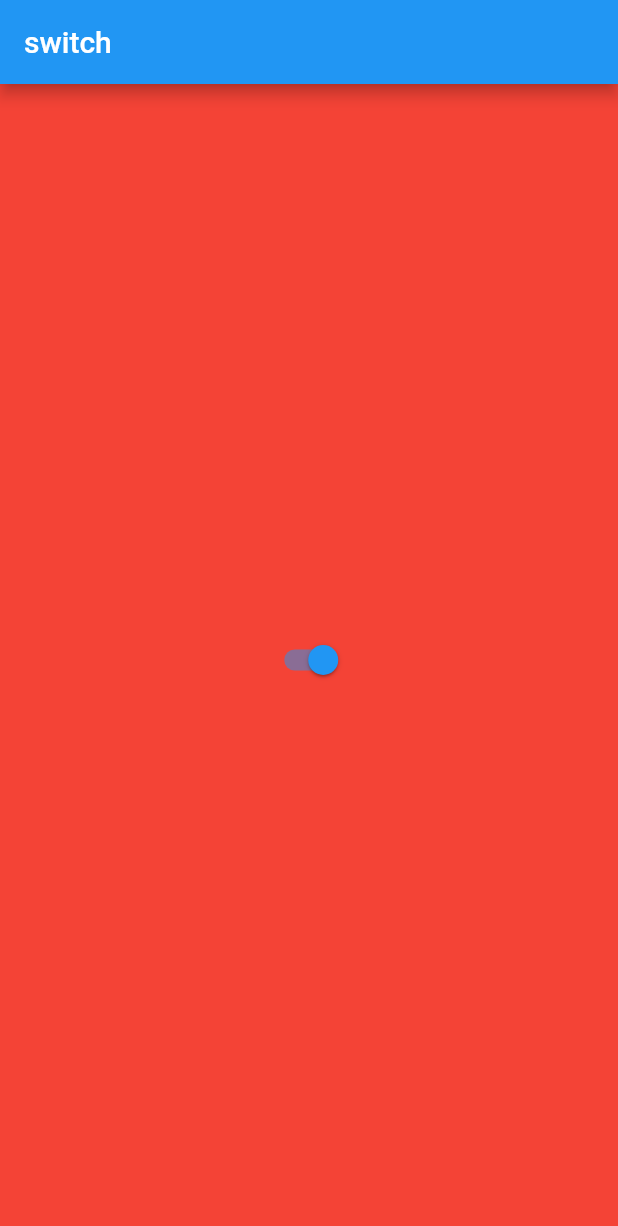
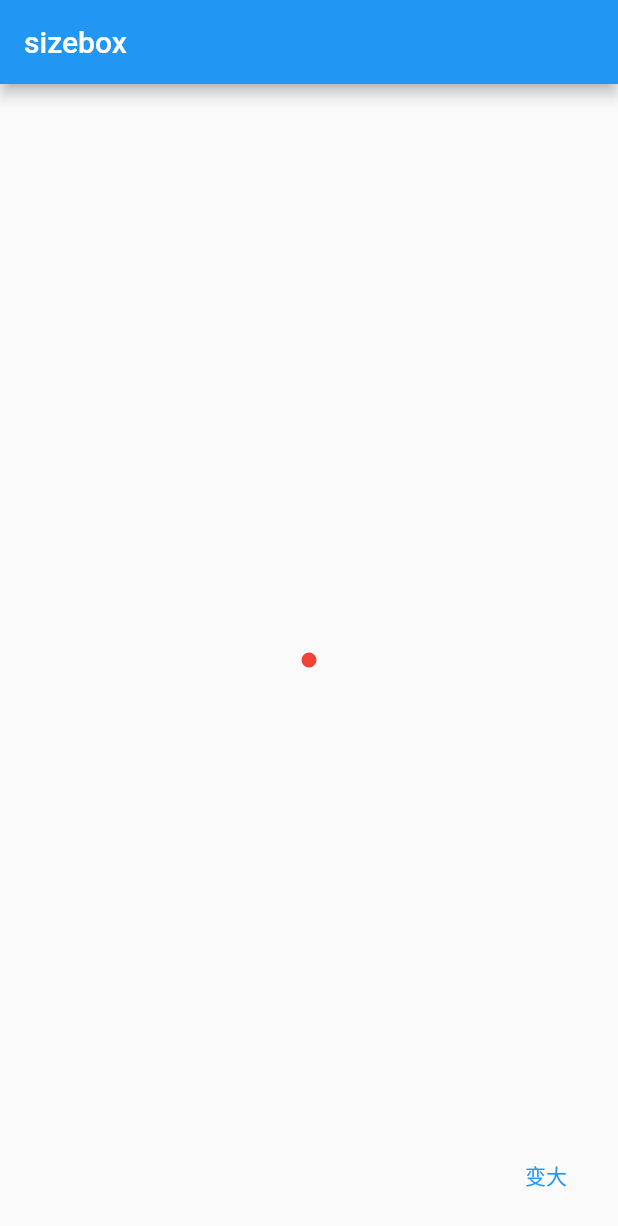
Before and after one commit to hellojukay/learn_flutter, a Flutter app: the screen it shows after launch, on a phone screen of 412 x 824 dp. Shown: the top 1226 px of the screen. Run offline on Flutter 3.47's test engine with Material 2 defaults, Android fonts, the phone set to English and light mode, and no system bars.

Commit message:
add sizebox

```diff
--- a/lib/main.dart
+++ b/lib/main.dart
@@ -1,4 +1,5 @@
 import 'package:flutter/material.dart';
+import 'package:learn_flutter/widgets/sizebox.dart';
 import 'package:learn_flutter/widgets/switch.dart';
 
 void main() {
@@ -16,7 +17,7 @@ class MyApp extends StatelessWidget {
       theme: ThemeData(
         primarySwatch: Colors.blue,
       ),
-      home: MySwitch(),
+      home: SizeBox(),
     );
   }
 }
--- /dev/null
+++ b/lib/widgets/sizebox.dart
@@ -0,0 +1,33 @@
+import 'package:flutter/material.dart';
+
+class SizeBox extends StatefulWidget {
+  @override
+  State<StatefulWidget> createState() {
+    return _SizeBoxState();
+  }
+}
+
+class _SizeBoxState extends State<SizeBox> {
+  double size = 10;
+  @override
+  Widget build(BuildContext context) {
+    return Scaffold(
+        appBar: AppBar(title: const Text("sizebox")),
+        body: Center(
+          child: Container(
+            decoration: BoxDecoration(
+                color: Colors.red,
+                borderRadius: BorderRadius.all(Radius.circular((size!) / 2))),
+            width: size,
+            height: size,
+          ),
+        ),
+        floatingActionButton: TextButton(
+            onPressed: () {
+              setState(() {
+                size = size + 10.0;
+              });
+            },
+            child: const Text('变大')));
+  }
+}
```
